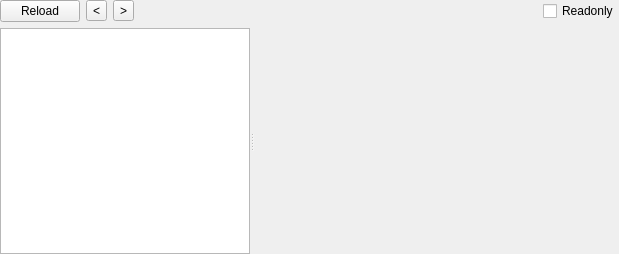
Qt form MSDOS/msdoswidget.ui (horsicq/FormatWidgets) before a commit.
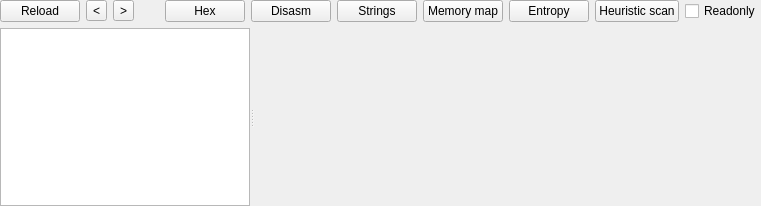
The same form after that commit. The open tabs and pages were chosen to show the change. Custom widgets are drawn as their Qt base class.

```diff
--- a/MSDOS/msdoswidget.ui
+++ b/MSDOS/msdoswidget.ui
@@ -6,8 +6,8 @@
    <rect>
     <x>0</x>
     <y>0</y>
-    <width>619</width>
-    <height>254</height>
+    <width>761</width>
+    <height>206</height>
    </rect>
   </property>
   <property name="windowTitle">
@@ -65,6 +65,48 @@
        </property>
       </spacer>
      </item>
+     <item>
+      <widget class="QPushButton" name="pushButtonHex">
+       <property name="text">
+        <string>Hex</string>
+       </property>
+      </widget>
+     </item>
+     <item>
+      <widget class="QPushButton" name="pushButtonDisasm">
+       <property name="text">
+        <string>Disasm</string>
+       </property>
+      </widget>
+     </item>
+     <item>
+      <widget class="QPushButton" name="pushButtonStrings">
+       <property name="text">
+        <string>Strings</string>
+       </property>
+      </widget>
+     </item>
+     <item>
+      <widget class="QPushButton" name="pushButtonMemoryMap">
+       <property name="text">
+        <string>Memory map</string>
+       </property>
+      </widget>
+     </item>
+     <item>
+      <widget class="QPushButton" name="pushButtonEntropy">
+       <property name="text">
+        <string>Entropy</string>
+       </property>
+      </widget>
+     </item>
+     <item>
+      <widget class="QPushButton" name="pushButtonHeuristicScan">
+       <property name="text">
+        <string>Heuristic scan</string>
+       </property>
+      </widget>
+     </item>
      <item>
       <widget class="QCheckBox" name="checkBoxReadonly">
        <property name="text">
@@ -143,6 +185,25 @@
         </item>
        </layout>
       </widget>
+      <widget class="QWidget" name="page_Hash">
+       <layout class="QVBoxLayout" name="verticalLayout_10">
+        <property name="leftMargin">
+         <number>0</number>
+        </property>
+        <property name="topMargin">
+         <number>0</number>
+        </property>
+        <property name="rightMargin">
+         <number>0</number>
+        </property>
+        <property name="bottomMargin">
+         <number>0</number>
+        </property>
+        <item>
+         <widget class="XHashWidget" name="widgetHash" native="true"/>
+        </item>
+       </layout>
+      </widget>
       <widget class="QWidget" name="page_Strings">
        <layout class="QVBoxLayout" name="verticalLayout_5">
         <property name="leftMargin">
@@ -333,6 +394,18 @@
    <header>xmultidisasmwidget.h</header>
    <container>1</container>
   </customwidget>
+  <customwidget>
+   <class>XHashWidget</class>
+   <extends>QWidget</extends>
+   <header>xhashwidget.h</header>
+   <container>1</container>
+  </customwidget>
+  <customwidget>
+   <class>SearchSignaturesWidget</class>
+   <extends>QWidget</extends>
+   <header>searchsignatureswidget.h</header>
+   <container>1</container>
+  </customwidget>
  </customwidgets>
  <resources/>
  <connections/>
```
Left out of the diff: 19 changed lines with no effect on the pictures.
